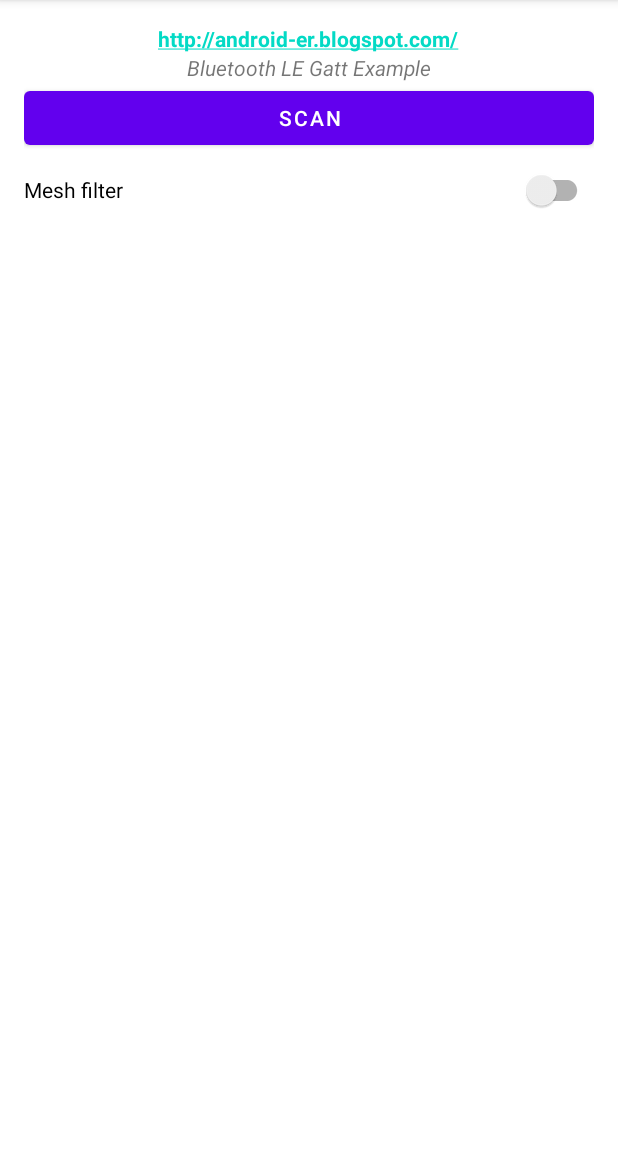
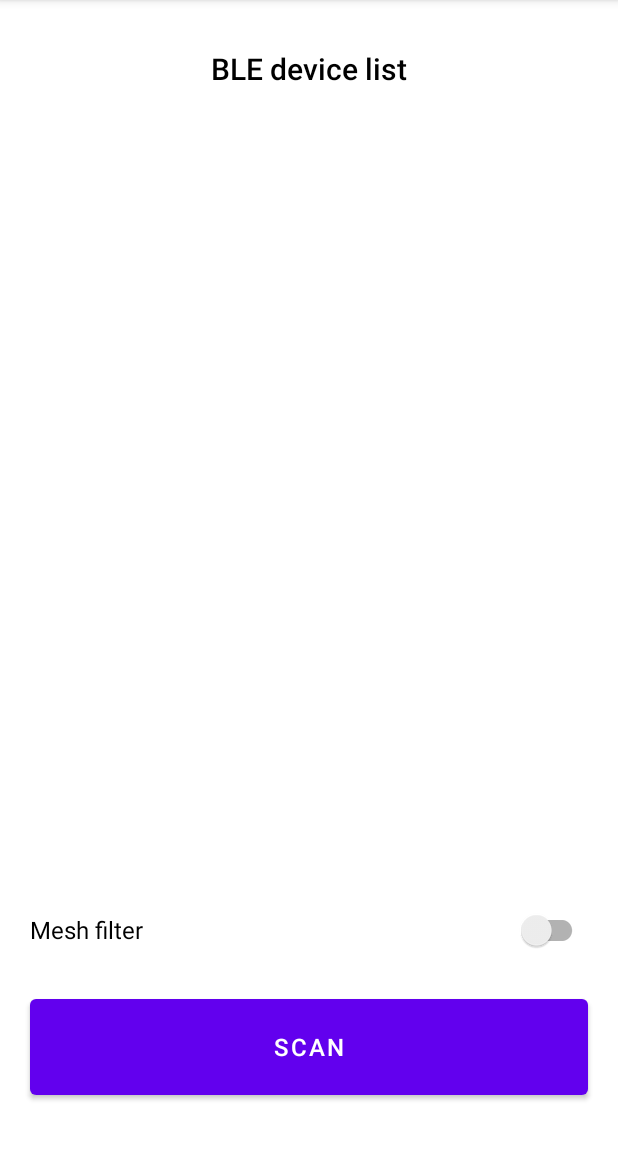
Before and after one commit to AndrewLaptev/ble_light_mobile, an Android app: the MainActivity screen opened directly, with no data from a screen before it, on a phone screen of 412 x 824 dp, the part 84-1236 px from its top. Run offline under Robolectric (Android 15) with nearby library versions, the phone set to English and light mode, and no system bars; 1 statement that could not run was skipped.

Commit message:
feat: change activity_main.xml constraint to better solution Move elements for more comfortable usage

```diff
--- a/app/src/main/res/layout/activity_main.xml
+++ b/app/src/main/res/layout/activity_main.xml
@@ -1,49 +1,83 @@
 <?xml version="1.0" encoding="utf-8"?>
-<LinearLayout xmlns:android="http://schemas.android.com/apk/res/android"
+<androidx.constraintlayout.widget.ConstraintLayout xmlns:android="http://schemas.android.com/apk/res/android"
     xmlns:tools="http://schemas.android.com/tools"
     android:layout_width="match_parent"
     android:layout_height="match_parent"
+    xmlns:app="http://schemas.android.com/apk/res-auto"
     android:orientation="vertical"
     android:padding="16dp"
     tools:context="com.example.scanner_1.MainActivity">
 
     <TextView
-        android:layout_width="wrap_content"
-        android:layout_height="wrap_content"
+        android:layout_width="210dp"
+        android:layout_height="37dp"
         android:layout_gravity="center_horizontal"
         android:autoLink="web"
-        android:text="http://android-er.blogspot.com/"
-        android:textStyle="bold" />
-
-    <TextView
-        android:layout_width="wrap_content"
-        android:layout_height="wrap_content"
-        android:layout_gravity="center_horizontal"
-        android:autoLink="web"
-        android:text="Bluetooth LE Gatt Example"
-        android:textStyle="italic" />
+        android:fontFamily="sans-serif-light"
+        android:text="BLE device list"
+        android:textAlignment="center"
+        android:textAllCaps="false"
+        android:textColor="@color/black"
+        android:textSize="20sp"
+        android:textStyle="bold"
+        app:layout_constraintBottom_toBottomOf="parent"
+        app:layout_constraintEnd_toEndOf="parent"
+        app:layout_constraintHorizontal_bias="0.497"
+        app:layout_constraintLeft_toLeftOf="parent"
+        app:layout_constraintRight_toRightOf="parent"
+        app:layout_constraintStart_toStartOf="parent"
+        app:layout_constraintTop_toTopOf="parent"
+        app:layout_constraintVertical_bias="0.023" />
 
     <Button
         android:id="@+id/scan"
-        android:layout_width="match_parent"
-        android:layout_height="wrap_content"
-        android:text="Scan" />
+        android:layout_width="0dp"
+        android:layout_height="76dp"
+        android:layout_marginStart="4dp"
+        android:layout_marginEnd="4dp"
+        android:text="Scan"
+        android:textSize="16sp"
+        app:layout_constraintBottom_toBottomOf="parent"
+        app:layout_constraintEnd_toEndOf="parent"
+        app:layout_constraintLeft_toLeftOf="parent"
+        app:layout_constraintRight_toRightOf="parent"
+        app:layout_constraintStart_toStartOf="parent"
+        app:layout_constraintTop_toTopOf="parent"
+        app:layout_constraintVertical_bias="0.976" />
 
     <androidx.appcompat.widget.SwitchCompat
         android:id="@+id/switch_compat"
-        android:layout_width="379dp"
+        android:layout_width="0dp"
         android:layout_height="wrap_content"
+        android:layout_marginStart="4dp"
+        android:layout_marginEnd="4dp"
         android:checked="false"
         android:showText="true"
         android:text="Mesh filter"
         android:textOff="OFF"
-        android:textOn="ON" />
+        android:textOn="ON"
+        android:textSize="16sp"
+        app:layout_constraintBottom_toBottomOf="parent"
+        app:layout_constraintEnd_toEndOf="parent"
+        app:layout_constraintLeft_toLeftOf="parent"
+        app:layout_constraintRight_toRightOf="parent"
+        app:layout_constraintStart_toStartOf="parent"
+        app:layout_constraintTop_toTopOf="parent"
+        app:layout_constraintVertical_bias="0.843" />
 
     <ListView
         android:id="@+id/lelist"
-        android:layout_width="match_parent"
-        android:layout_height="wrap_content" >
+        android:layout_width="0dp"
+        android:layout_height="461dp"
+        android:layout_marginStart="4dp"
+        android:layout_marginEnd="4dp"
+        app:layout_constraintBottom_toBottomOf="parent"
+        app:layout_constraintEnd_toEndOf="parent"
+        app:layout_constraintHorizontal_bias="0.0"
+        app:layout_constraintLeft_toLeftOf="parent"
+        app:layout_constraintRight_toRightOf="parent"
+        app:layout_constraintStart_toStartOf="parent"
+        app:layout_constraintTop_toTopOf="parent"
+        app:layout_constraintVertical_bias="0.307"></ListView>
 
-    </ListView>
-
-</LinearLayout>
+</androidx.constraintlayout.widget.ConstraintLayout>
```
